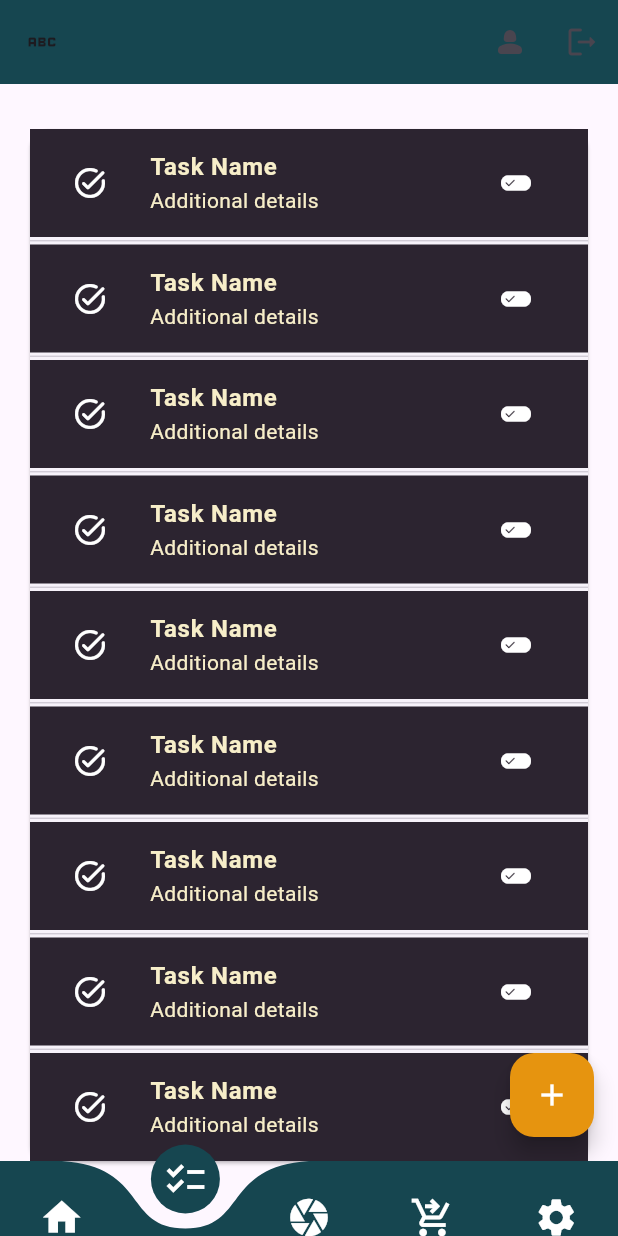
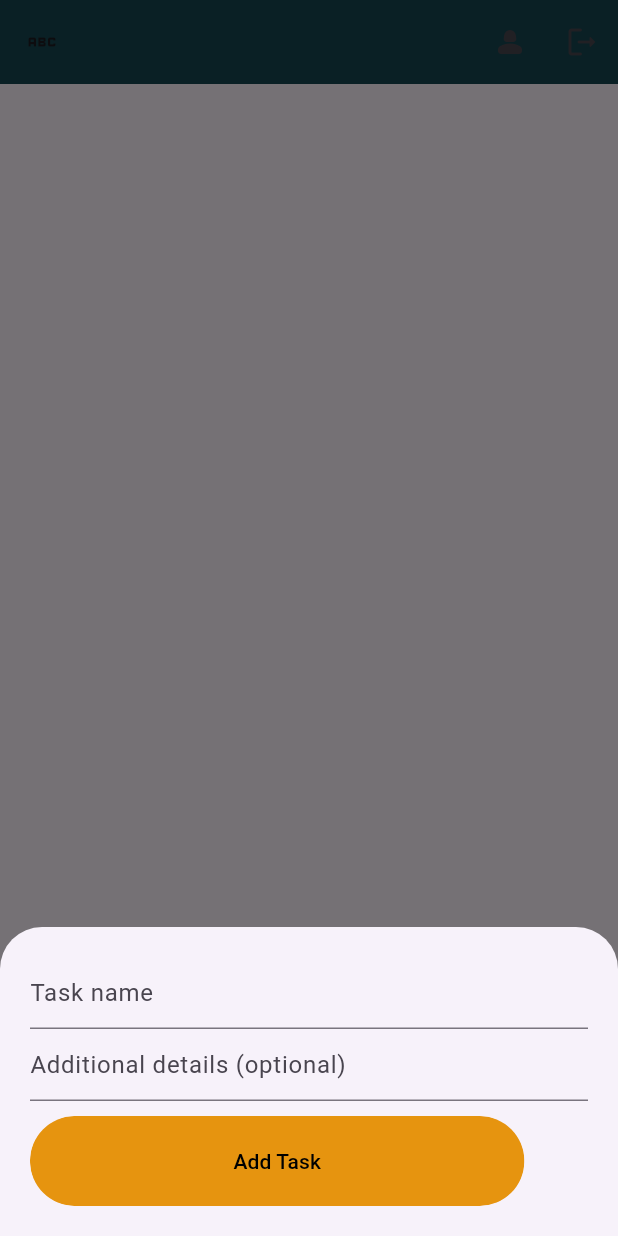
Before and after one commit to kavi20011211/WE_86, a Flutter app: the screen it shows once a user with an empty profile is signed in, item 2 of the bottom bar chosen, after a tap on the "add" icon, on a phone screen of 412 x 824 dp. Run offline on Flutter 3.47's test engine with Material 3 defaults, Android fonts, the phone set to English and light mode, and no system bars; drawn by our look-alikes of curved_navigation_bar; our stand-ins replace cloud_firestore, firebase_auth, firebase_core; accounts and stored records are empty.

Commit message:
added new features and changed existing ones

```diff
--- a/lib/screens/add_to_cart.dart
+++ b/lib/screens/add_to_cart.dart
@@ -38,7 +38,8 @@ Future <void> _deleteCartItem(String productID) async{
           builder: (context, AsyncSnapshot<QuerySnapshot>streamSnapshot) {
             if(streamSnapshot.hasData){     //if row has data
               return Column(
-          children:[ Expanded(
+          children:[
+            Expanded(
             child: Card(
               margin:const EdgeInsets.fromLTRB(20, 30, 20, 0),
               child: ListView.builder(
--- a/lib/screens/todo_list.dart
+++ b/lib/screens/todo_list.dart
@@ -1,4 +1,8 @@
+import 'package:cloud_firestore/cloud_firestore.dart';
+import 'package:firebase_auth/firebase_auth.dart';
 import 'package:flutter/material.dart';
+
+import '../components/rounded_button.dart';
 
 class TodoListScreen extends StatefulWidget {
   const TodoListScreen({super.key});
@@ -8,39 +12,156 @@ class TodoListScreen extends StatefulWidget {
 }
 
 class _TodoListScreenState extends State<TodoListScreen> {
-  var checked = true;
+  final CollectionReference _wishlist  =FirebaseFirestore.instance.collection('wishlist');
+  final FirebaseAuth auth = FirebaseAuth.instance;
+
+// Methods of the page
+Future <void> _deleteTaskItem(String taskID) async{
+  await _wishlist.doc(taskID).delete();
+ ScaffoldMessenger.of(context).showSnackBar(const SnackBar(
+    content: Text("You have successfully deleted a task", style: TextStyle(color: Colors.white),),
+    backgroundColor: Colors.grey,
+    padding: EdgeInsets.symmetric(vertical: 20, horizontal: 20),
+    dismissDirection: DismissDirection.up,
+    ));
+}
+
+Future <bool> _createTask(String id,String taskname, String additionaldetails)async{
+  try{
+    await _wishlist.doc().set({
+    "taskName":taskname,
+    "additionalDetails":additionaldetails,
+    "Userid":id
+  });
+  return true;
+  }catch(e){
+    print(e);
+    return false;
+  }
+
+}
+
+Future<void> _createTaskItemForm()async{
+  String currentUserID = auth.currentUser!.uid;
+  final TextEditingController _taskname = TextEditingController();
+  final TextEditingController _additionaldetails = TextEditingController();
+    if(currentUserID.isEmpty){
+      Navigator.pushNamed(context, '/');
+    }
+    await showModalBottomSheet(
+      isScrollControlled: true,
+      context: context,
+      builder: (BuildContext context){
+      return Padding(padding: EdgeInsets.only(
+        top: 20,
+        left: 20,
+        right: 20,
+        bottom: MediaQuery.of(context).viewInsets.bottom + 20
+      ),child: Column(
+        mainAxisSize: MainAxisSize.min,
+        crossAxisAlignment: CrossAxisAlignment.start,
+        children: [
+          TextField(
+            controller: _taskname,
+            decoration:const InputDecoration(
+              hintText: "Task name",
+            ),
+          ),
+          TextField(
+            controller: _additionaldetails,
+            decoration:const InputDecoration(
+              hintText: "Additional details (optional)",
+            ),
+          ),
+          RoundedButton(child: TextButton(
+        onPressed: ()async{
+          bool isSuccess = await _createTask(currentUserID, _taskname.text, _additionaldetails.text);
+          if(isSuccess){
+            ScaffoldMessenger.of(context).showSnackBar(const SnackBar(
+    content: Text("You have successfully added a task", style: TextStyle(color: Colors.white),),
+    backgroundColor: Colors.grey,
+    padding: EdgeInsets.symmetric(vertical: 20, horizontal: 20),
+    dismissDirection: DismissDirection.up,
+    ));
+          }else{
+            ScaffoldMessenger.of(context).showSnackBar(const SnackBar(
+    content: Text("Something went wrong!, try again", style: TextStyle(color: Colors.white),),
+    backgroundColor: Colors.grey,
+    padding: EdgeInsets.symmetric(vertical: 20, horizontal: 20),
+    dismissDirection: DismissDirection.up,
+    ));
+          }
+        },
+        style:const ButtonStyle(
+          padding: MaterialStatePropertyAll(
+            EdgeInsets.symmetric(vertical: 20,horizontal: 20),
+          ),
+          backgroundColor: MaterialStatePropertyAll(
+             Color(0xFFE6940F)
+          ),
+          foregroundColor: MaterialStatePropertyAll(
+            Colors.black
+          )
+        ),
+         child:const Text("Add Task")))
+        ],
+      ),);
+    });
+
+}
   @override
   Widget build(BuildContext context) {
     return Scaffold(
       floatingActionButtonLocation: FloatingActionButtonLocation.endFloat,
-      floatingActionButton: FloatingActionButton(onPressed:(){},
+      floatingActionButton: FloatingActionButton(onPressed:(){
+        _createTaskItemForm();
+      },
       backgroundColor: const Color(0xFFE6940F),
       child: const Icon(Icons.add,color: Colors.white)
       ),
-
       body: Container(
         height: MediaQuery.of(context).size.height,
-        width: MediaQuery.of(context).size.width ,
+        width: MediaQuery.of(context).size.width,
 
-        child: Expanded(child: Card(
+        child: StreamBuilder(
+        stream: _wishlist.where("Userid",isEqualTo: FirebaseAuth.instance.currentUser!.uid).snapshots(),
+          builder: (context, AsyncSnapshot<QuerySnapshot>streamSnapshot){
+            if(streamSnapshot.hasData){
+              return Column(
+                  children: [
+          Expanded(child: Card(
           margin:const EdgeInsets.fromLTRB(20, 30, 20, 0),
-          child: ListView.builder(itemBuilder: (context,index)=> Column(
+          child: ListView.builder(
+            itemCount: streamSnapshot.data!.docs.length,
+            itemBuilder:(context,index){
+            final DocumentSnapshot documentSnapshot = streamSnapshot.data!.docs[index];
+            return Column(
             children: [
               ListTile(
                 leading: IconButton(onPressed: (){},icon:const Icon(Icons.task_alt_rounded,color: Colors.white,),),
-                title:const Text("Task Name",style: TextStyle(color:  Color(0xFFF7EEC9),fontWeight: FontWeight.bold),),
-                subtitle: const Text("Additional details", style: TextStyle(color:  Color(0xFFF7EEC9),),),
+                title: Text(documentSnapshot['taskName'],style:const TextStyle(color:  Color(0xFFF7EEC9),fontWeight: FontWeight.bold),),
+                subtitle: Text(documentSnapshot['additionalDetails'], style:const TextStyle(color:  Color(0xFFF7EEC9),),),
                 tileColor:const Color(0xFF2C2430),
                 trailing: IconButton(onPressed: (){}, icon:const Icon(Icons.edit_attributes_rounded,color: Colors.white,)),
-                onLongPress: () {
+                onLongPress: () async{
                   //delete when long press
+                  await _deleteTaskItem(documentSnapshot.id);
                 },
               ),
               const Divider(height: 5.0,thickness: 0.8,)
             ],
-          )),
-        )),
-      ),
+          );
+            },),
+        ))
+        ],
+      );
+            }else{
+              return const Center(
+                child: CircularProgressIndicator(),
+              );
+            }
+          }),
+      )
     );
   }
 }
```
Also changed, not shown: lib/controller_screen.dart (+18 -2 lines), lib/screens/register_screen.dart (+13 -2 lines).
